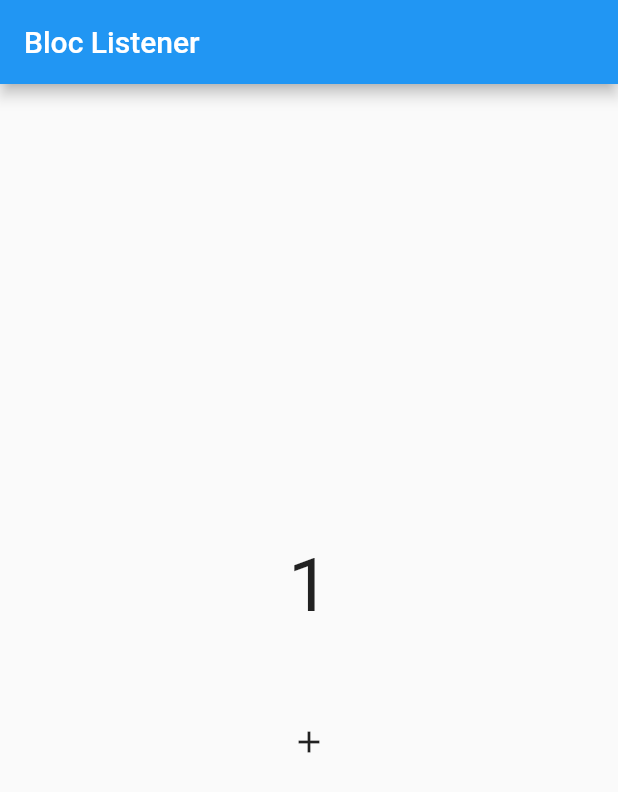
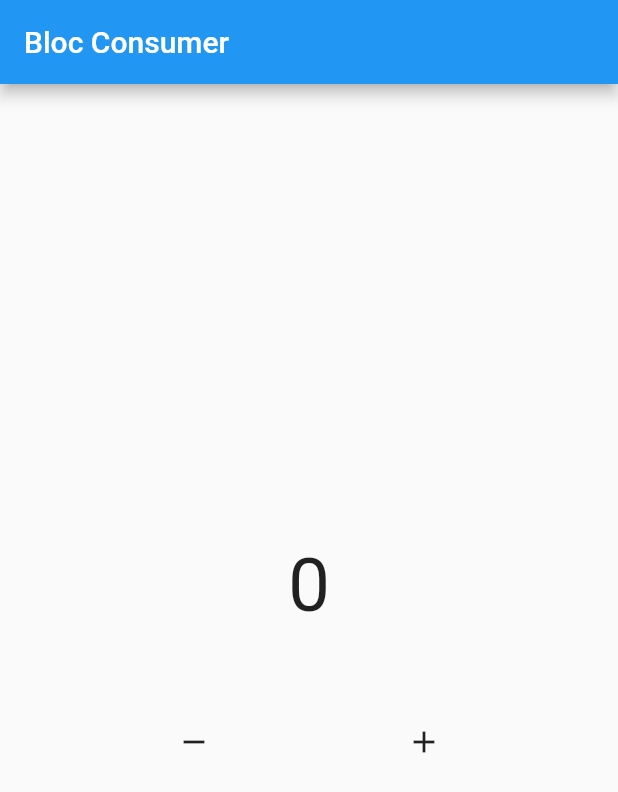
Before and after one commit to aditiyakd/latihan_bloc, a Flutter app: the screen it shows after launch, after a tap on the "add" icon, on a phone screen of 412 x 824 dp. Shown: the top 792 px of the screen. Run offline on Flutter 3.47's test engine with Material 2 defaults, Android fonts, the phone set to English and light mode, and no system bars; our stand-ins replace bloc, flutter_bloc.

Commit message:
konsep blocconsumer

```diff
--- /dev/null
+++ b/lib/lessons/bloc_consumer_page.dart
@@ -0,0 +1,65 @@
+import 'package:flutter_bloc/flutter_bloc.dart';
+
+import 'bloc/counter.dart';
+import 'package:flutter/material.dart';
+
+class BlocConsumerPage extends StatelessWidget {
+  BlocConsumerPage({super.key});
+
+  final Counter myCounter = Counter();
+
+  @override
+  Widget build(BuildContext context) {
+    return Scaffold(
+      appBar: AppBar(title: const Text("Bloc Consumer")),
+      body: Column(
+        mainAxisAlignment: MainAxisAlignment.center,
+	children: [
+	  BlocConsumer<Counter, int>(
+	    bloc: myCounter,
+	    builder: (context, state) {
+	      return Text(
+		"$state",
+		style: const TextStyle(fontSize: 50),
+	      );
+	    },
+	    listener: (context, state) {
+	      ScaffoldMessenger.of(context).showSnackBar(SnackBar(
+		content: Text("TAMPILKAN $state GENAP"),
+		duration: const Duration(seconds: 1),
+	      ));
+	    },
+	    buildWhen: (previous, current) {
+	      if (current >= 10) {
+		return true;
+	      } else {
+		return false;
+	      }
+	    },
+	    listenWhen: (previous, current) {
+	      if (current % 2 == 0) {
+		return true;
+	      } else {
+		return false;
+	      }
+	    },
+	  ),
+	  const SizedBox(height: 50),
+	  Row(
+            mainAxisAlignment: MainAxisAlignment.spaceEvenly,
+	    children: [
+	      IconButton(
+		onPressed: myCounter.decrement,
+		icon: const Icon(Icons.remove),
+	      ),
+	      IconButton(
+		onPressed: myCounter.increment,
+		icon: const Icon(Icons.add),
+	      ),
+	    ],
+	  ),
+	],
+      ),
+    );
+  }
+}
--- a/lib/main.dart
+++ b/lib/main.dart
@@ -1,6 +1,7 @@
 import 'package:flutter/material.dart';
 import 'lessons/bloc_builder_page.dart';
 import 'lessons/bloc_listener_page.dart';
+import 'lessons/bloc_consumer_page.dart';
 
 void main() {
   runApp(const MyApp());
@@ -13,7 +14,7 @@ class MyApp extends StatelessWidget {
   Widget build(BuildContext context) {
     return MaterialApp(
       debugShowCheckedModeBanner: false,
-      home: BlocListenerPage(),
+      home: BlocConsumerPage(),
     );
   }
 }
```
